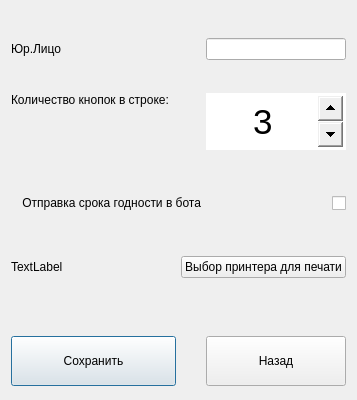
The window that _internal/ui/settings_dialog.ui (budaaay/PrintMarkPJ) describes before a commit, drawn with Qt 5.
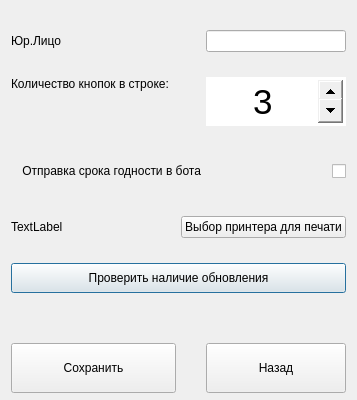
The same window after the commit. Icons and pictures are not drawn.

The edit to the form file:
```diff
--- a/_internal/ui/settings_dialog.ui
+++ b/_internal/ui/settings_dialog.ui
@@ -36,6 +36,19 @@
     <normaloff>:/resources/img/settings.png</normaloff>:/resources/img/settings.png</iconset>
   </property>
   <layout class="QGridLayout" name="gridLayout">
+   <item row="7" column="0" colspan="3">
+    <widget class="QPushButton" name="btn_update">
+     <property name="maximumSize">
+      <size>
+       <width>16777215</width>
+       <height>30</height>
+      </size>
+     </property>
+     <property name="text">
+      <string>Проверить наличие обновления</string>
+     </property>
+    </widget>
+   </item>
    <item row="4" column="0">
     <spacer name="verticalSpacer">
      <property name="orientation">
@@ -141,21 +154,28 @@
      </property>
     </widget>
    </item>
-   <item row="3" column="0" colspan="2">
-    <widget class="QLabel" name="label">
+   <item row="8" column="0">
+    <widget class="QPushButton" name="pushButton_save">
      <property name="sizePolicy">
-      <sizepolicy hsizetype="Fixed" vsizetype="Fixed">
+      <sizepolicy hsizetype="Minimum" vsizetype="Minimum">
        <horstretch>0</horstretch>
        <verstretch>0</verstretch>
       </sizepolicy>
      </property>
-     <property name="font">
-      <font>
-       <pointsize>9</pointsize>
-      </font>
+     <property name="minimumSize">
+      <size>
+       <width>165</width>
+       <height>50</height>
+      </size>
+     </property>
+     <property name="maximumSize">
+      <size>
+       <width>0</width>
+       <height>0</height>
+      </size>
      </property>
      <property name="text">
-      <string>Количество кнопок в строке:</string>
+      <string>Сохранить</string>
      </property>
     </widget>
    </item>
@@ -203,32 +223,25 @@
      </property>
     </widget>
    </item>
-   <item row="7" column="0">
-    <widget class="QPushButton" name="pushButton_save">
+   <item row="3" column="0" colspan="2">
+    <widget class="QLabel" name="label">
      <property name="sizePolicy">
-      <sizepolicy hsizetype="Minimum" vsizetype="Minimum">
+      <sizepolicy hsizetype="Fixed" vsizetype="Fixed">
        <horstretch>0</horstretch>
        <verstretch>0</verstretch>
       </sizepolicy>
      </property>
-     <property name="minimumSize">
-      <size>
-       <width>165</width>
-       <height>50</height>
-      </size>
-     </property>
-     <property name="maximumSize">
-      <size>
-       <width>0</width>
-       <height>0</height>
-      </size>
+     <property name="font">
+      <font>
+       <pointsize>9</pointsize>
+      </font>
      </property>
      <property name="text">
-      <string>Сохранить</string>
+      <string>Количество кнопок в строке:</string>
      </property>
     </widget>
    </item>
-   <item row="7" column="2">
+   <item row="8" column="2">
     <widget class="QPushButton" name="pushButton_cancel">
      <property name="sizePolicy">
       <sizepolicy hsizetype="Minimum" vsizetype="Minimum">
```
Left out of the diff: 14 changed lines with no effect on the pictures.
